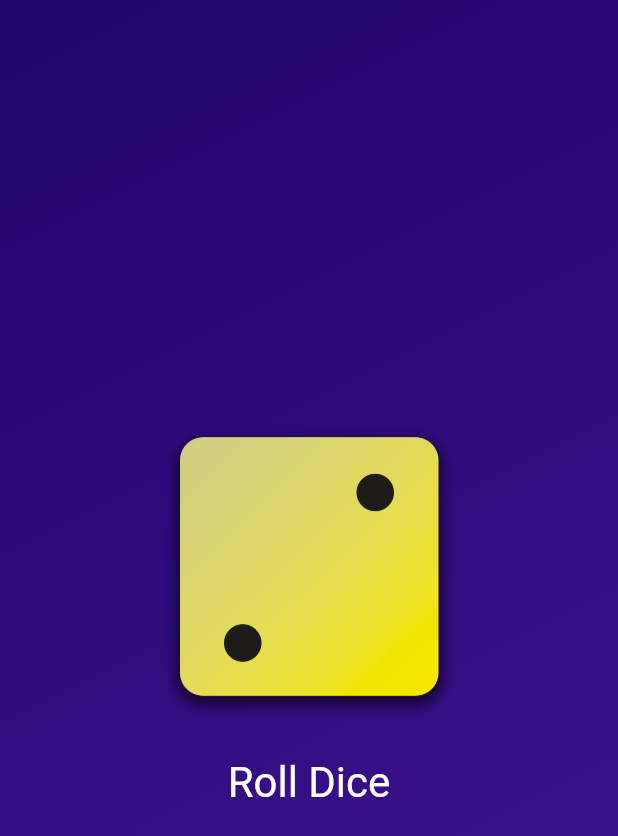
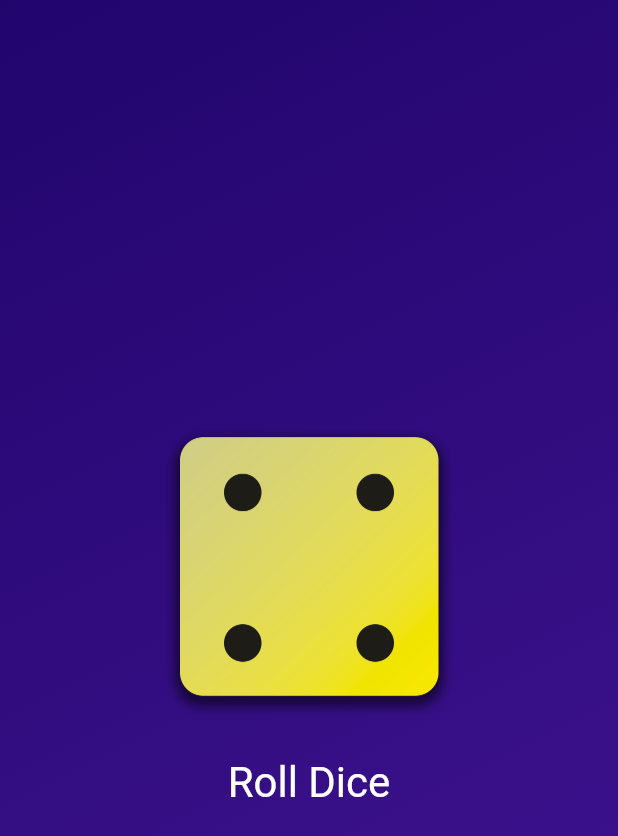
Before and after one commit to halityrd/dice_app, a Flutter app: the screen it shows after launch, after a tap on "Roll Dice", on a phone screen of 412 x 824 dp. Shown: the top 836 px of the screen. Run offline on Flutter 3.47's test engine with Material 3 defaults, Android fonts, the phone set to English and light mode, and no system bars.

```diff
--- /dev/null
+++ b/lib/dice_roller.dart
@@ -0,0 +1,42 @@
+import 'package:flutter/material.dart';
+
+class DiceRoller extends StatefulWidget {
+  const DiceRoller({super.key});
+
+  @override
+  State<DiceRoller> createState() {
+    return _DiceRollerState();
+  }
+}
+
+class _DiceRollerState extends State<DiceRoller> {
+  var activeDiceImage = 'assets/images/dice-2.png';
+
+  void rollDice() {
+    setState(() {
+      activeDiceImage = 'assets/images/dice-4.png';
+    });
+  }
+
+  @override
+  Widget build(BuildContext context) {
+    return Column(
+      mainAxisSize: MainAxisSize.min,
+      children: [
+        Image.asset(activeDiceImage, width: 200),
+        const SizedBox(height: 20),
+        TextButton(
+          onPressed: rollDice,
+          style: TextButton.styleFrom(
+            // padding: const EdgeInsets.only(
+            //   top: 20,
+            // ),
+            foregroundColor: Colors.white,
+            textStyle: const TextStyle(fontSize: 28),
+          ),
+          child: const Text('Roll Dice'),
+        ),
+      ],
+    );
+  }
+}
--- a/lib/gradient_container.dart
+++ b/lib/gradient_container.dart
@@ -1,4 +1,4 @@
-import 'package:dice_app/styled_text.dart';
+import 'package:dice_app/dice_roller.dart';
 import 'package:flutter/material.dart';
 
 const startAlignment = Alignment.topLeft;
@@ -14,10 +14,6 @@ class GradientContainer extends StatelessWidget {
   final Color color1;
   final Color color2;
 
-  void rollDice() {
-    // ...
-  }
-
   @override
   Widget build(BuildContext context) {
     return Container(
@@ -28,24 +24,7 @@ class GradientContainer extends StatelessWidget {
           end: endAlignment,
         ),
       ),
-      child: Center(
-        child: Column(
-          mainAxisSize: MainAxisSize.min,
-          children: [
-            Image.asset('assets/images/dice-2.png', width: 200),
-            const SizedBox(height: 20),
-            TextButton(
-              onPressed: rollDice,
-              style: TextButton.styleFrom(
-                // padding: const EdgeInsets.only(top: 20),
-                foregroundColor: Colors.white,
-                textStyle: const TextStyle(fontSize: 28),
-              ),
-              child: const Text('Roll Dice'),
-            ),
-          ],
-        ),
-      ),
+      child: Center(child: DiceRoller()),
     );
   }
 }
```
